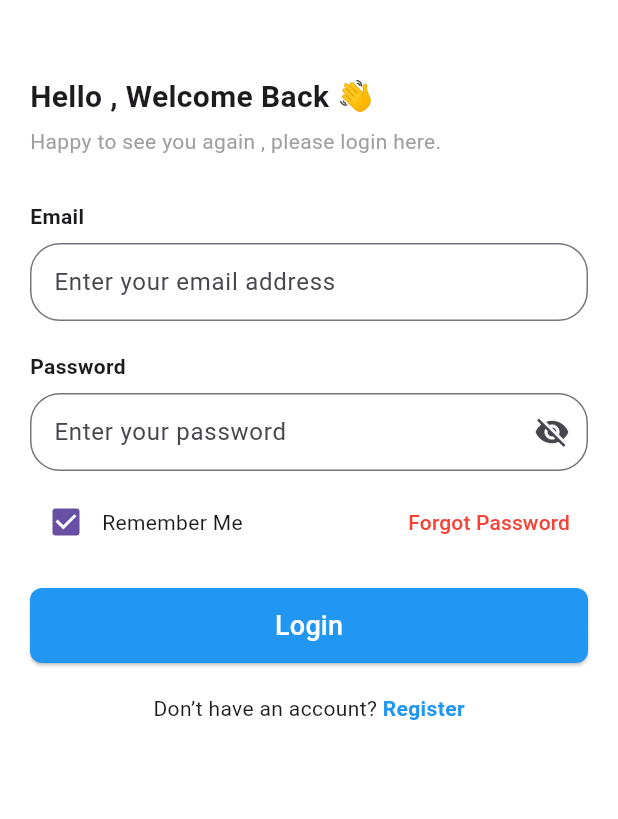
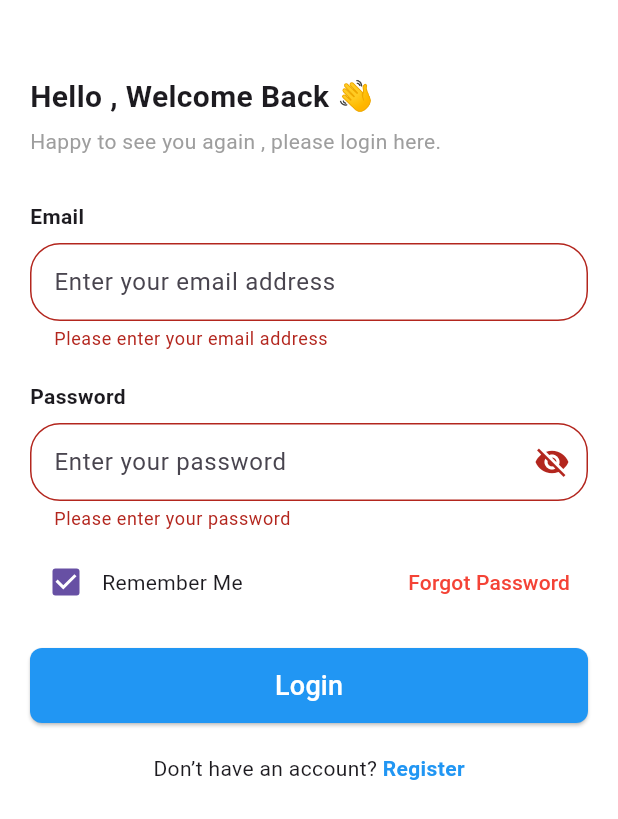
Before and after one commit to Eng-Mosad-99/eshop, a Flutter app: the screen it shows after launch, after a tap on "Login", on a phone screen of 412 x 824 dp. Shown: the top 819 px of the screen. Run offline on Flutter 3.47's test engine with Material 3 defaults, Android fonts, the phone set to English and light mode, and no system bars; our stand-ins replace bloc, dio, flutter_bloc, get_it, retrofit; generated files the repository leaves out were written again.

Commit message:
finish auth service

```diff
--- a/lib/core/common_ui/widgets/app_text_field.dart
+++ b/lib/core/common_ui/widgets/app_text_field.dart
@@ -5,7 +5,7 @@ class AppTextField extends StatelessWidget {
   final String label;
   final bool obscureText;
   final TextEditingController controller;
-
+  final String? Function(String?)? validator;
   final Widget? suffixIcon;
   final Widget? prefixIcon;
   final String? errorText;
@@ -19,6 +19,7 @@ class AppTextField extends StatelessWidget {
     this.suffixIcon,
     this.prefixIcon,
     this.errorText,
+    this.validator,
   }) : super(key: key);
 
   @override
@@ -33,9 +34,10 @@ class AppTextField extends StatelessWidget {
           ),
         ),
         const SizedBox(height: 8),
-        TextField(
+        TextFormField(
           controller: controller,
           obscureText: obscureText,
+          validator: validator,
           onTapOutside: (event) {
             FocusScope.of(context).unfocus();
           },
--- /dev/null
+++ b/lib/core/di/service_locator.dart
@@ -0,0 +1,17 @@
+import 'package:dio/dio.dart';
+import 'package:eshop/features/auth/data/repos/auth_repo.dart';
+import 'package:eshop/features/auth/data/services/auth_services.dart';
+import 'package:get_it/get_it.dart';
+
+final  getIt = GetIt.instance;
+
+setupDependencies() {
+  _setupAuth();
+}
+
+
+_setupAuth() {
+  getIt.registerSingleton<Dio>(Dio());
+  getIt.registerSingleton<AuthService>(AuthService(getIt()));
+  getIt.registerSingleton<AuthRepo>(AuthRepo(service: getIt()));
+}
--- a/lib/core/networking/api_constants.dart
+++ b/lib/core/networking/api_constants.dart
@@ -1,4 +1,3 @@
 class ApiConstants {
-  static const String baseUrl="https://dummyjson.com/";
-  static const String products="products";
+  static const String baseUrl="https://accessories-eshop.runasp.net/api/";
 }
--- a/lib/features/auth/common/password_text_field.dart
+++ b/lib/features/auth/common/password_text_field.dart
@@ -18,6 +18,14 @@ class _PasswordTextFieldState extends State<PasswordTextField> {
       label: 'Password',
       hintText: "Enter your password",
       obscureText: !isPasswordVisible,
+      validator: (pass) {
+        if (pass == null || pass.isEmpty) {
+          return 'Please enter your password';
+        } else if (pass.length < 6) {
+          return 'Password must be at least 6 characters';
+        }
+        return null;
+      },
       suffixIcon: IconButton(
         icon: Icon(
           isPasswordVisible ? Icons.visibility : Icons.visibility_off,
--- /dev/null
+++ b/lib/features/auth/data/models/login_request_body.dart
@@ -0,0 +1,14 @@
+class LoginRequestBody {
+  final String email;
+  final String password;
+
+  LoginRequestBody({
+    required this.email,
+    required this.password,
+  });
+
+  Map<String, dynamic> toJson() => {
+        'email': email,
+        'password': password,
+      };
+}
--- /dev/null
+++ b/lib/features/auth/data/repos/auth_repo.dart
@@ -0,0 +1,21 @@
+import 'package:eshop/core/networking/api_result.dart';
+import 'package:eshop/features/auth/data/services/auth_services.dart';
+
+import '../models/login_request_body.dart';
+import '../models/login_response.dart';
+
+class AuthRepo {
+  final AuthService service;
+
+  AuthRepo({required this.service});
+
+  Future<ApiResult<LoginResponse>> login(
+      {required LoginRequestBody body}) async {
+    try {
+      final response = await service.login(body: body);
+      return ApiResult.success(response);
+    } on Exception catch (e) {
+      return ApiResult.error(e);
+    }
+  }
+}
--- /dev/null
+++ b/lib/features/auth/modules/login/cubit/login_cubit.dart
@@ -0,0 +1,22 @@
+import 'package:bloc/bloc.dart';
+import 'package:eshop/core/networking/api_error_model.dart';
+import 'package:eshop/features/auth/data/repos/auth_repo.dart';
+import 'package:meta/meta.dart';
+
+import '../../../data/models/login_request_body.dart';
+
+part 'login_state.dart';
+
+class LoginCubit extends Cubit<LoginState> {
+  LoginCubit(this.repo) : super(LoginInitial());
+  final AuthRepo repo;
+
+  login({required LoginRequestBody body}) async {
+    emit(LoginLoading());
+    final result = await repo.login(body: body);
+    result.when(
+      onSuccess: (_) => emit(LoginSuccess()),
+      onError: (error) => emit(LoginError(error: error)),
+    );
+  }
+}
--- /dev/null
+++ b/lib/features/auth/modules/login/cubit/login_state.dart
@@ -0,0 +1,15 @@
+part of 'login_cubit.dart';
+
+@immutable
+sealed class LoginState {}
+
+final class LoginInitial extends LoginState {}
+
+final class LoginLoading extends LoginState {}
+
+final class LoginSuccess extends LoginState {}
+
+final class LoginError extends LoginState {
+  final ApiErrorModel error;
+  LoginError({required this.error});
+}
--- a/lib/features/auth/modules/login/login_view.dart
+++ b/lib/features/auth/modules/login/login_view.dart
@@ -1,39 +1,17 @@
-import 'package:eshop/features/auth/common/password_text_field.dart';
+import 'package:eshop/core/di/service_locator.dart';
+import 'package:eshop/features/auth/modules/login/cubit/login_cubit.dart';
 import 'package:flutter/material.dart';
+import 'package:flutter_bloc/flutter_bloc.dart';
+import 'widgets/login_forms.dart';
 
-import '../../../../core/common_ui/widgets/app_text_field.dart';
-
-class LoginView extends StatefulWidget {
+class LoginView extends StatelessWidget {
   const LoginView({Key? key}) : super(key: key);
 
   @override
-  State<LoginView> createState() => _LoginViewState();
-}
-
-class _LoginViewState extends State<LoginView> {
-  final TextEditingController emailController = TextEditingController();
-  final TextEditingController passwordController = TextEditingController();
-
-  String? passwordError;
-
-  void validatePassword() {
-    String password = passwordController.text;
-    if (!RegExp(r'^(?=.*?[A-Z])(?=.*?[a-z])(?=.*?[0-9]).{6,}$')
-        .hasMatch(password)) {
-      setState(() {
-        passwordError =
-            'Password must be at least 6 characters long and contain at least one uppercase letter, one lowercase letter, and one number.';
-      });
-    } else {
-      setState(() {
-        passwordError = null;
-      });
-    }
-  }
-
-  @override
   Widget build(BuildContext context) {
-    return Scaffold(
+    return BlocProvider(
+      create: (context) => LoginCubit(getIt()),
+      child: Scaffold(
         backgroundColor: Colors.white,
         body: SafeArea(
           child: Padding(
@@ -56,67 +34,7 @@ class _LoginViewState extends State<LoginView> {
                 const SizedBox(height: 30),
 
                 // Email Field
-              AppTextField(
-                label: 'Email',
-                hintText: "Enter your email address",
-                // prefixIcon: ,
-                controller: emailController,
-              ),
-
-              const SizedBox(height: 20),
-
-              // Password Field
-              PasswordTextField(
-                passwordController: passwordController,
-              ),
-
-              const SizedBox(height: 10),
-
-              // Remember me + Forgot password
-              Row(
-                mainAxisAlignment: MainAxisAlignment.spaceBetween,
-                children: [
-                  Row(
-                    children: [
-                      Checkbox(
-                        value: true,
-                        onChanged: (val) {},
-                      ),
-                      const Text("Remember Me"),
-                    ],
-                  ),
-                  TextButton(
-                    onPressed: () {},
-                    child: const Text(
-                      "Forgot Password",
-                      style: TextStyle(color: Colors.red),
-                    ),
-                  ),
-                ],
-              ),
-
-              const SizedBox(height: 20),
-
-              // Login button
-              SizedBox(
-                width: double.infinity,
-                height: 50,
-                child: ElevatedButton(
-                  style: ElevatedButton.styleFrom(
-                    backgroundColor: Colors.blue,
-                    shape: RoundedRectangleBorder(
-                        borderRadius: BorderRadius.circular(8)),
-                  ),
-                  onPressed: () {
-                    // handle login
-                    validatePassword();
-                  },
-                  child: const Text(
-                    "Login",
-                    style: TextStyle(fontSize: 18, color: Colors.white),
-                  ),
-                ),
-              ),
+               const LoginForms(),
 
                 const SizedBox(height: 20),
 
@@ -145,6 +63,7 @@ class _LoginViewState extends State<LoginView> {
             ),
           ),
         ),
+      ),
     );
   }
 }
--- /dev/null
+++ b/lib/features/auth/modules/login/widgets/login_forms.dart
@@ -0,0 +1,104 @@
+import 'package:eshop/features/auth/modules/login/cubit/login_cubit.dart';
+import 'package:flutter/material.dart';
+import 'package:flutter_bloc/flutter_bloc.dart';
+
+import '../../../../../core/common_ui/widgets/app_text_field.dart';
+import '../../../common/password_text_field.dart';
+import '../../../data/models/login_request_body.dart';
+
+class LoginForms extends StatefulWidget {
+  const LoginForms({super.key});
+
+  @override
+  State<LoginForms> createState() => _LoginFormsState();
+}
+
+class _LoginFormsState extends State<LoginForms> {
+  final TextEditingController emailController = TextEditingController();
+  final TextEditingController passwordController = TextEditingController();
+  final formKey = GlobalKey<FormState>();
+
+  @override
+  Widget build(BuildContext context) {
+    return Form(
+      key: formKey,
+      child: Column(
+        children: [
+          AppTextField(
+            validator: (email) {
+              if (email == null || email.isEmpty) {
+                return "Please enter your email address";
+              }
+              return null;
+            },
+            label: 'Email',
+            hintText: "Enter your email address",
+            // prefixIcon: ,
+            controller: emailController,
+          ),
+
+          const SizedBox(height: 20),
+
+          // Password Field
+          PasswordTextField(
+            passwordController: passwordController,
+          ),
+
+          const SizedBox(height: 10),
+
+          // Remember me + Forgot password
+          Row(
+            mainAxisAlignment: MainAxisAlignment.spaceBetween,
+            children: [
+              Row(
+                children: [
+                  Checkbox(
+                    value: true,
+                    onChanged: (val) {},
+                  ),
+                  const Text("Remember Me"),
+                ],
+              ),
+              TextButton(
+                onPressed: () {},
+                child: const Text(
+                  "Forgot Password",
+                  style: TextStyle(color: Colors.red),
+                ),
+              ),
+            ],
+          ),
+
+          const SizedBox(height: 20),
+
+          // Login button
+          SizedBox(
+            width: double.infinity,
+            height: 50,
+            child: ElevatedButton(
+              style: ElevatedButton.styleFrom(
+                backgroundColor: Colors.blue,
+                shape: RoundedRectangleBorder(
+                    borderRadius: BorderRadius.circular(8)),
+              ),
+              onPressed: () {
+                if (formKey.currentState!.validate()) {
+                  context.read<LoginCubit>().login(
+                        body: LoginRequestBody(
+                          email: emailController.text,
+                          password: passwordController.text,
+                        ),
+                      );
+                }
+              },
+              child: const Text(
+                "Login",
+                style: TextStyle(fontSize: 18, color: Colors.white),
+              ),
+            ),
+          ),
+        ],
+      ),
+    );
+  }
+}
--- a/lib/main.dart
+++ b/lib/main.dart
@@ -1,9 +1,12 @@
 import 'package:eshop/config/router/app_router.dart';
+import 'package:eshop/core/di/service_locator.dart';
 import 'package:flutter/material.dart';
 
 import 'config/router/routes.dart';
 
-void main() {
+void main() async{
+WidgetsFlutterBinding.ensureInitialized();
+setupDependencies();
   runApp(const MyApp());
 }
 
--- a/pubspec.yaml
+++ b/pubspec.yaml
@@ -38,6 +38,9 @@ dependencies:
   dio: ^5.9.0
   retrofit: ^4.5.0
   retrofit_generator: ^8.2.1
+  build_runner: ^2.4.9
+  flutter_bloc: ^9.1.1
+  get_it: ^8.2.0
 
 dev_dependencies:
   flutter_test:
```
Also changed, not shown: lib/features/auth/data/models/login_response.dart (added, +26 -0 lines), lib/features/auth/data/services/auth_services.dart (added, +15 -0 lines), lib/features/auth/data/services/auth_services.g.dart (added), pubspec.lock. Lines whose indentation alone changed are shown as unchanged.
